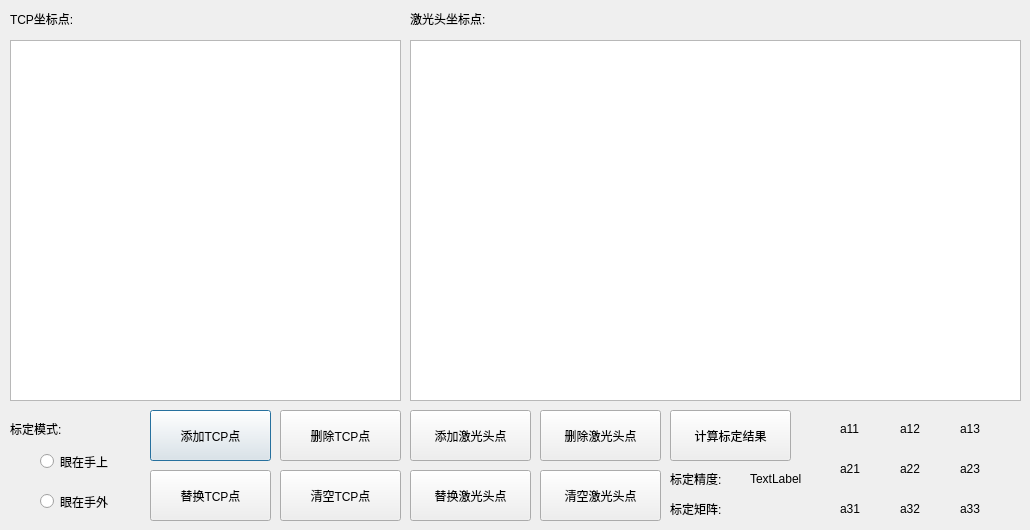
Before: the Qt Designer form demarcatedlg.ui in qubo188612/qtwelding, drawn with Qt 5.
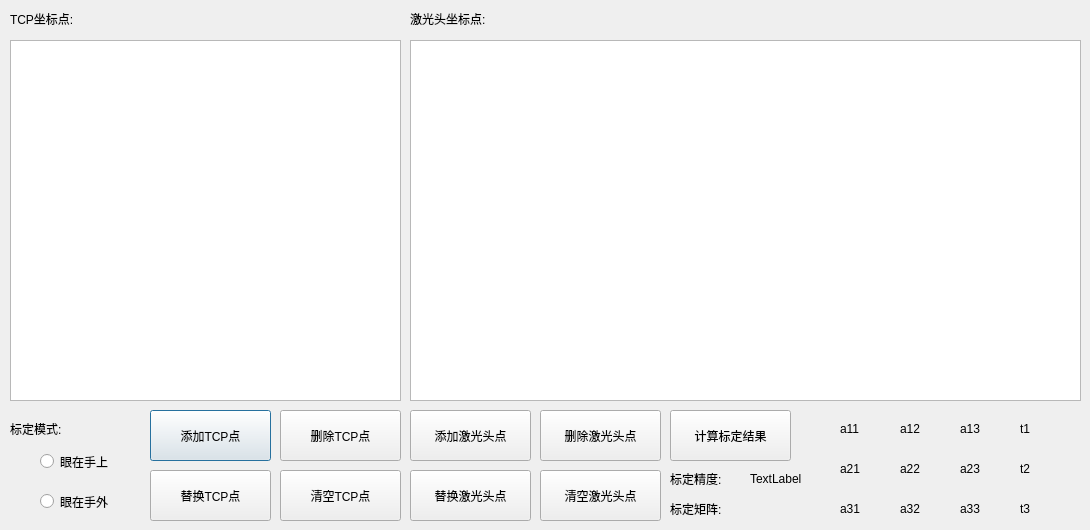
After: the same form once the commit is applied.

Patch:
```diff
--- a/demarcatedlg.ui
+++ b/demarcatedlg.ui
@@ -6,7 +6,7 @@
    <rect>
     <x>0</x>
     <y>0</y>
-    <width>1030</width>
+    <width>1090</width>
     <height>530</height>
    </rect>
   </property>
@@ -41,7 +41,7 @@
     <rect>
      <x>410</x>
      <y>40</y>
-     <width>611</width>
+     <width>671</width>
      <height>361</height>
     </rect>
    </property>
@@ -195,7 +195,7 @@
     <string>计算标定结果</string>
    </property>
   </widget>
-  <widget class="QLabel" name="a33_label">
+  <widget class="QLabel" name="a22_label">
    <property name="geometry">
     <rect>
      <x>960</x>
@@ -299,7 +299,7 @@
     <string>a32</string>
    </property>
   </widget>
-  <widget class="QLabel" name="a22_label_2">
+  <widget class="QLabel" name="a12_label">
    <property name="geometry">
     <rect>
      <x>960</x>
@@ -377,6 +377,45 @@
     <string>清空激光头点</string>
    </property>
   </widget>
+  <widget class="QLabel" name="t0_label">
+   <property name="geometry">
+    <rect>
+     <x>1020</x>
+     <y>420</y>
+     <width>61</width>
+     <height>17</height>
+    </rect>
+   </property>
+   <property name="text">
+    <string>t1</string>
+   </property>
+  </widget>
+  <widget class="QLabel" name="t1_label">
+   <property name="geometry">
+    <rect>
+     <x>1020</x>
+     <y>460</y>
+     <width>61</width>
+     <height>17</height>
+    </rect>
+   </property>
+   <property name="text">
+    <string>t2</string>
+   </property>
+  </widget>
+  <widget class="QLabel" name="t2_label">
+   <property name="geometry">
+    <rect>
+     <x>1020</x>
+     <y>500</y>
+     <width>61</width>
+     <height>17</height>
+    </rect>
+   </property>
+   <property name="text">
+    <string>t3</string>
+   </property>
+  </widget>
  </widget>
  <resources/>
  <connections/>
```
Left out of the diff: 23 changed lines with no effect on the pictures.
